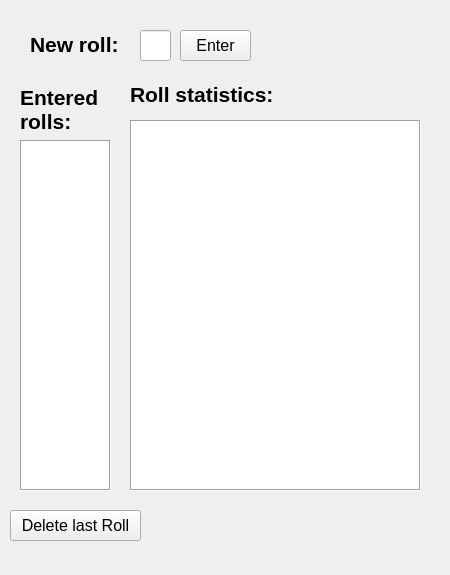
Qt form ui/mainwindow.ui (dr-asbestos/catan-dice-tracker) before a commit.
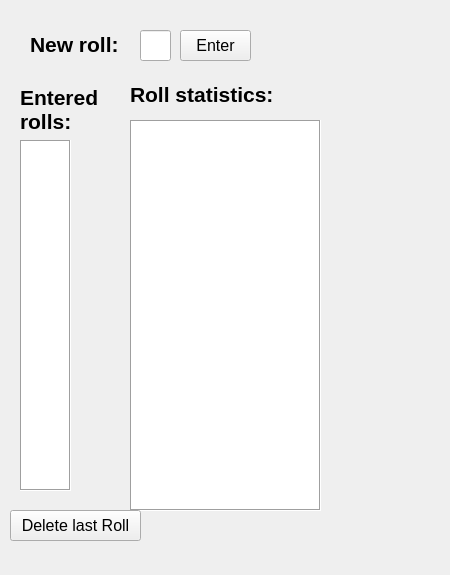
The same form after that commit.

```diff
--- a/ui/mainwindow.ui
+++ b/ui/mainwindow.ui
@@ -31,10 +31,15 @@
      <rect>
       <x>130</x>
       <y>120</y>
-      <width>291</width>
-      <height>371</height>
+      <width>191</width>
+      <height>391</height>
      </rect>
     </property>
+    <property name="font">
+     <font>
+      <pointsize>10</pointsize>
+     </font>
+    </property>
     <property name="frameShape">
      <enum>QFrame::Shape::Box</enum>
     </property>
@@ -119,10 +124,15 @@
      <rect>
       <x>20</x>
       <y>140</y>
-      <width>91</width>
+      <width>51</width>
       <height>351</height>
      </rect>
     </property>
+    <property name="font">
+     <font>
+      <pointsize>12</pointsize>
+     </font>
+    </property>
     <property name="frameShape">
      <enum>QFrame::Shape::Box</enum>
     </property>
@@ -141,6 +151,9 @@
     <property name="movement">
      <enum>QListView::Movement::Free</enum>
     </property>
+    <property name="spacing">
+     <number>2</number>
+    </property>
     <property name="supportedDragActions">
      <set>Qt::DropAction::IgnoreAction</set>
     </property>
```
